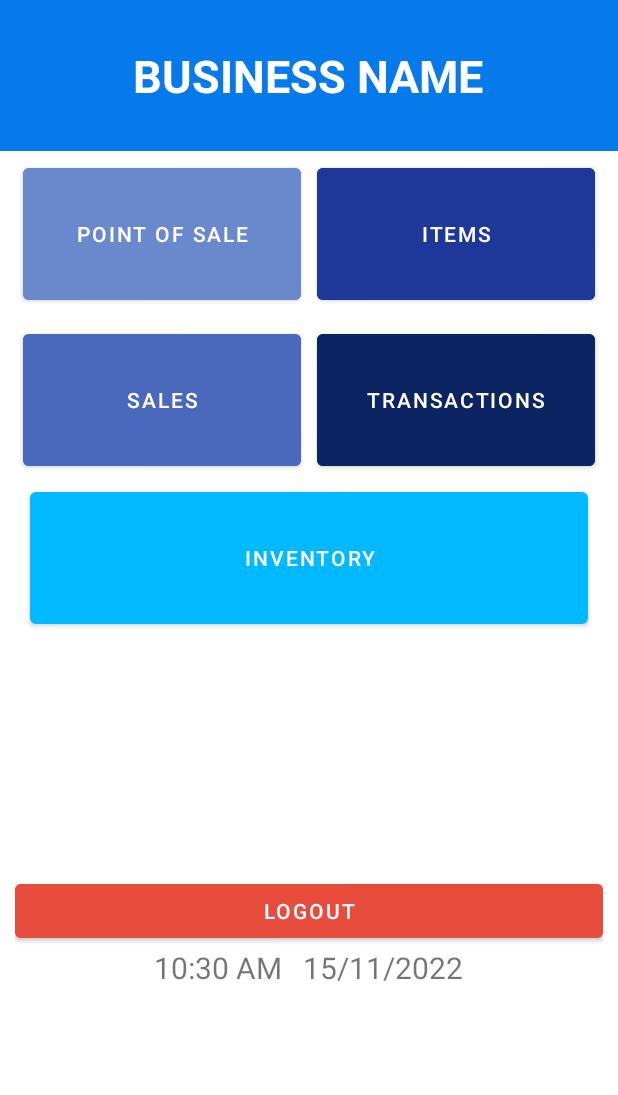
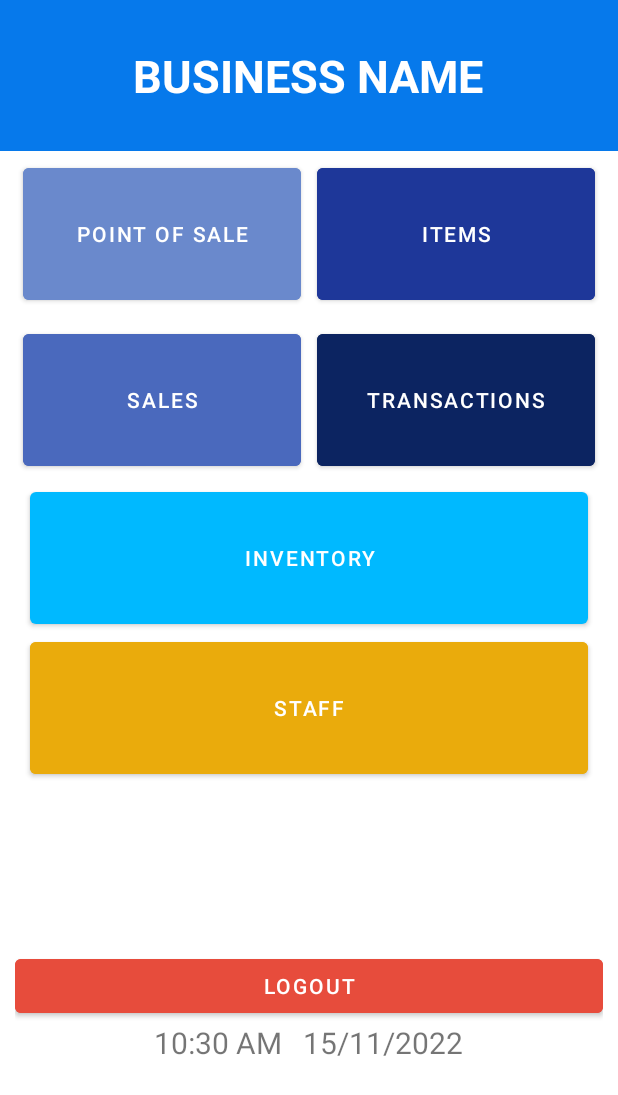
Before and after one commit to Alxbry28/Inventory-Management-with-POS_STI, an Android app: the HomeActivity screen opened directly, with no data from a screen before it, on a phone screen of 412 x 824 dp. Shown: the top 1095 px of the screen. Run offline under Robolectric (Android 15) with nearby library versions, the phone set to English and light mode, and no system bars; our stand-ins replace Firebase (no records; nobody signed in at launch, a user with empty details on screens opened directly).

Commit message:
[staff_owner] add staff button in home activity

```diff
--- a/app/src/main/java/com/example/inventorymanagementsystem/HomeActivity.java
+++ b/app/src/main/java/com/example/inventorymanagementsystem/HomeActivity.java
@@ -36,80 +36,87 @@ public class HomeActivity extends AppCompatActivity {
     private Boolean isSignIn;
     private TextView tvBusinessName;
     private SharedPreferences sharedPreferences;
+    private FirebaseUser firebaseUser;
     private Button Logout, Items,Sales,Transactions,Inventory, btnPOS;
+    private Button btnTest;
+    private View.OnClickListener menuButtonClickListener;
+
 
     @Override
     protected void onCreate(Bundle savedInstanceState) {
         super.onCreate(savedInstanceState);
         setContentView(R.layout.activity_home);
+        firebaseUser = FirebaseAuth.getInstance().getCurrentUser();
 
-//        businessName = getIntent().getStringExtra("businessName");
         tvBusinessName = findViewById(R.id.tvbusName);
 //        tvBusinessName.setText(businessName);
 
         sharedPreferences = getSharedPreferences(MainActivity.TAG, MODE_PRIVATE);
         userId = sharedPreferences.getString("userId","");
+        storeId = sharedPreferences.getString("storeId","");
         isSignIn = sharedPreferences.getBoolean("isSignIn",false);
 
-        Toast.makeText(this, "userId: " + userId, Toast.LENGTH_SHORT).show();
+
 
         TextView date = findViewById(R.id.Date);
         date.setText(time() + "   "+ date());
 
         btnPOS = findViewById(R.id.btnPOS);
-        btnPOS.setOnClickListener(view -> {
-            startActivity(new Intent(HomeActivity.this,POSActivity.class))    ;
-//            Toast.makeText(this, "Test POS Button", Toast.LENGTH_SHORT).show();
-//
-//            posProductSelectionDialog.
-
-        });
+        btnPOS.setOnClickListener(getMenuButtonClickListener());
 
         Inventory = (Button)findViewById(R.id.btnInventory);
-        Inventory.setOnClickListener(new View.OnClickListener() {
+        Inventory.setOnClickListener(getMenuButtonClickListener());
+
+        Logout = (Button)findViewById(R.id.btnlogout);
+        Logout.setOnClickListener(getMenuButtonClickListener());
+
+        Sales = (Button)findViewById(R.id.btnSales);
+        Sales.setOnClickListener(getMenuButtonClickListener());
+
+        Transactions = (Button)findViewById(R.id.btnTransactions);
+        Transactions.setOnClickListener(getMenuButtonClickListener());
+
+        Items = (Button)findViewById(R.id.btnItems);
+        Items.setOnClickListener(getMenuButtonClickListener());
+
+        btnTest = findViewById(R.id.btnTest);
+        btnTest.setOnClickListener(new View.OnClickListener() {
             @Override
-            public void onClick(View view) {
-                startActivity(new Intent(HomeActivity.this,InventoryForm.class))    ;
+            public void onClick(View v) {
+                Toast.makeText(HomeActivity.this, "storeId_session: " + storeId + " userId_session: " + userId , Toast.LENGTH_SHORT).show();
             }
         });
 
-        Logout = (Button)findViewById(R.id.btnlogout);
-        Logout.setOnClickListener(new View.OnClickListener() {
-            @Override
-            public void onClick(View v) {
-                FirebaseAuth.getInstance().signOut();
-                startActivity(new Intent(HomeActivity.this, MainActivity.class));
-            }
-        });
+    }
 
-        Sales = (Button)findViewById(R.id.btnSales);
-        Sales.setOnClickListener(new View.OnClickListener() {
-            @Override
-            public void onClick(View v) {
-                startActivity(new Intent(HomeActivity.this,SalesForm.class));
-            }
-        });
+    public View.OnClickListener getMenuButtonClickListener() {
+        return v -> {
+                switch (v.getId()){
+                    case R.id.btnItems:
+                        startActivity(new Intent(HomeActivity.this, ItemsForm.class));
+                        break;
 
-        Transactions = (Button)findViewById(R.id.btnTransactions);
-        Transactions.setOnClickListener(new View.OnClickListener() {
-            @Override
-            public void onClick(View v) {
-                startActivity(new Intent(HomeActivity.this, TransactionsForm.class));
-            }
-        });
-        Items = (Button)findViewById(R.id.btnItems);
-        Items.setOnClickListener(new View.OnClickListener() {
-            @Override
-            public void onClick(View v) {
-                startActivity(new Intent(HomeActivity.this, ItemsForm.class));
-            }
-        });
+                    case R.id.btnTransactions:
+                        startActivity(new Intent(HomeActivity.this, TransactionsForm.class));
+                        break;
 
+                    case R.id.btnSales:
+                        startActivity(new Intent(HomeActivity.this,SalesForm.class));
+                        break;
 
+                    case R.id.btnInventory:
+                        startActivity(new Intent(HomeActivity.this,SalesForm.class));
+                        break;
 
+                    case R.id.btnPOS:
+                        startActivity(new Intent(HomeActivity.this,POSActivity.class));
+                        break;
 
-
-
+                    default:
+                        FirebaseAuth.getInstance().signOut();
+                        startActivity(new Intent(HomeActivity.this, MainActivity.class));
+                }
+        };
     }
 
     private String time ()
--- a/app/src/main/java/com/example/inventorymanagementsystem/RegisterUser.java
+++ b/app/src/main/java/com/example/inventorymanagementsystem/RegisterUser.java
@@ -147,7 +147,7 @@ public class RegisterUser extends AppCompatActivity implements View.OnClickListe
                         mAuth.getCurrentUser().sendEmailVerification();
                         String userId = FirebaseAuth.getInstance().getCurrentUser().getUid();
                         userRegister.setId(userId);
-                        userRegister.setUserType(0);
+                        userRegister.setUserType(2);
                         staff.setUserId(userId);
                         store.setUserId(userId);
                         store.setOwner(staff.getFullname());
--- a/app/src/main/java/com/example/inventorymanagementsystem/models/User.java
+++ b/app/src/main/java/com/example/inventorymanagementsystem/models/User.java
@@ -30,7 +30,7 @@ public class User {
     }
 
     public void Create(final TransactionStatusListener transactionStatus){
-        this.setPassword(null);
+//        this.setPassword(null);
         dbRef.child(this.getId()).setValue(this).addOnCompleteListener(task -> {
                 transactionStatus.checkStatus(task.isSuccessful());
         });
--- a/app/src/main/res/layout/activity_home.xml
+++ b/app/src/main/res/layout/activity_home.xml
@@ -99,15 +99,24 @@
         android:layout_height="wrap_content"
         android:layout_marginLeft="10dp"
         android:layout_marginRight="10dp"
-        >
+        android:orientation="vertical">
+
         <Button
             android:id="@+id/btnInventory"
             android:layout_width="match_parent"
             android:layout_height="100dp"
             android:layout_marginLeft="10dp"
             android:layout_marginRight="10dp"
-            android:layout_below="@id/btnTransactions"
             android:text="Inventory" />
+
+        <Button
+            android:id="@+id/btnTest"
+            android:layout_width="match_parent"
+            android:layout_height="100dp"
+            android:backgroundTint="@color/bg_yellow"
+            android:layout_marginLeft="10dp"
+            android:layout_marginRight="10dp"
+            android:text="Staff" />
 
     </LinearLayout>
 
--- a/app/src/main/res/values/colors.xml
+++ b/app/src/main/res/values/colors.xml
@@ -15,5 +15,7 @@
     <color name="bg_blue300">#1e3799</color>
     <color name="bg_blue350">#4a69bd</color>
     <color name="bg_blue400">#6a89cc</color>
+    <color name="bg_orange">#E47703</color>
+    <color name="bg_yellow">#EAAB0C</color>
     <color name="bg_red">#e74c3c</color>
 </resources>
```
Also changed, not shown: app/src/main/java/com/example/inventorymanagementsystem/MainActivity.java (+21 -46 lines), app/src/main/java/com/example/inventorymanagementsystem/services/SessionService.java (+11 -28 lines).
